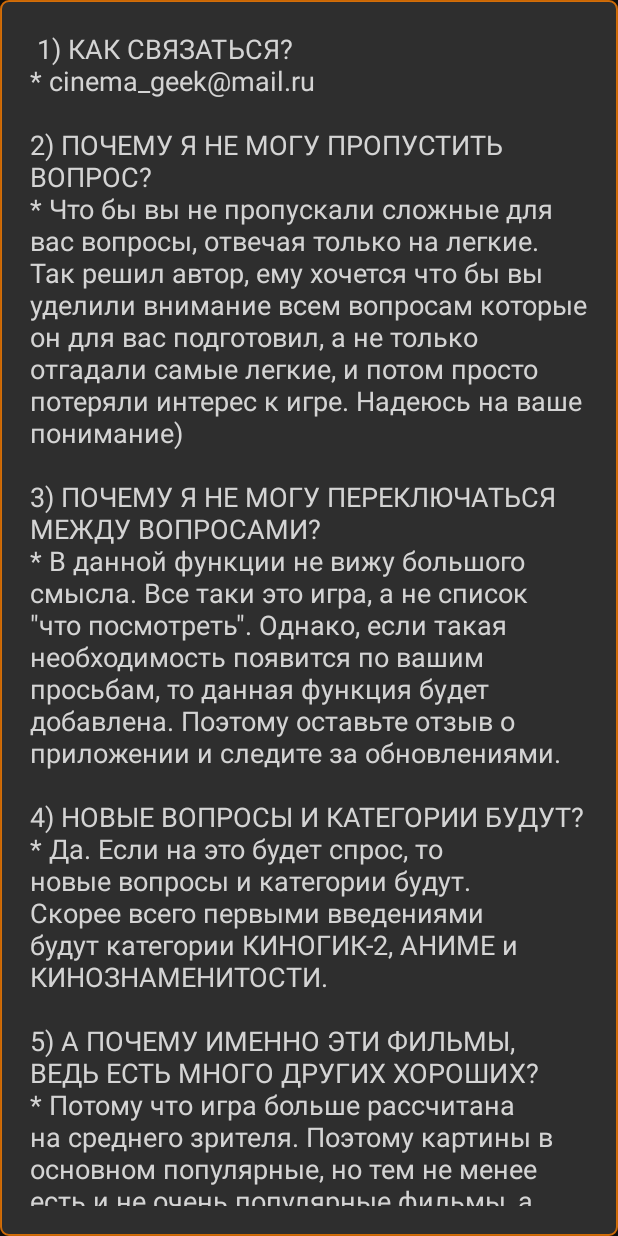
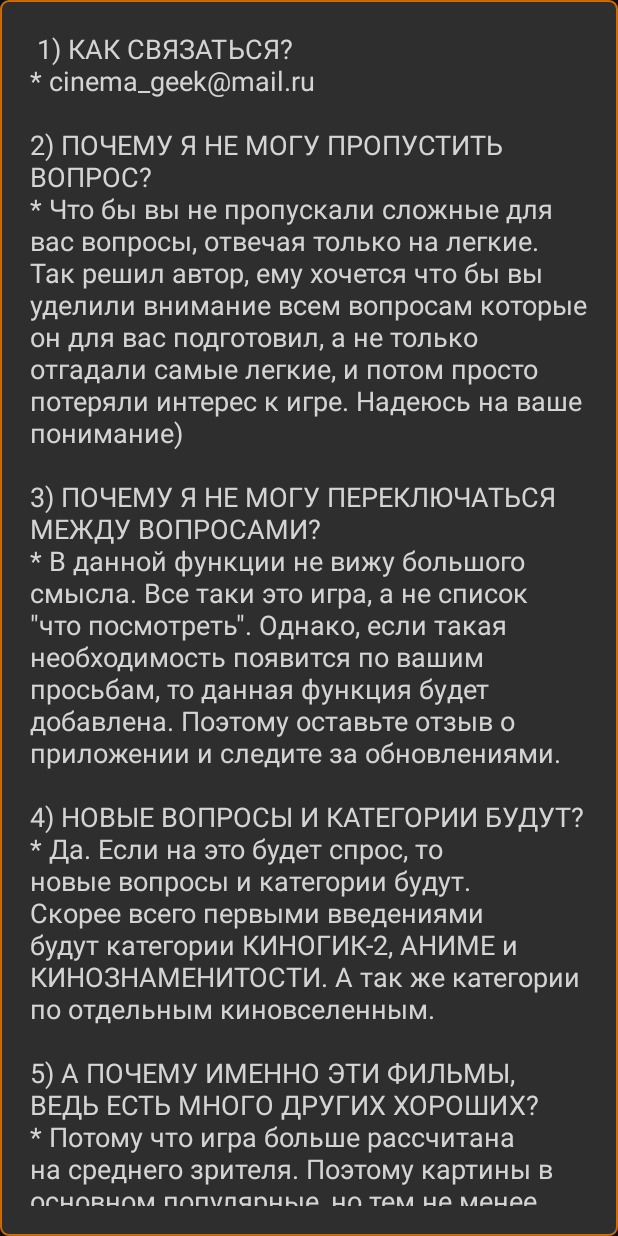
Before and after one commit to CorbieT/CinemaGeek, an Android app: the screen it shows after launch (MainActivity), after a tap on "FAQ", on a phone screen of 412 x 824 dp. Run offline under Robolectric (Android 15) with nearby library versions, the phone set to English and light mode, and no system bars; our stand-ins replace AdMob, ButterKnife; libraries missing offline, so code that uses them is left out: com.crashlytics.android, com.orhanobut.hawk, io.fabric.sdk; 3 statements that could not run were skipped.

Commit message:
Change faq text

```diff
--- a/app/src/main/res/xml/faq.xml
+++ b/app/src/main/res/xml/faq.xml
@@ -10,7 +10,7 @@
 * В данной функции не вижу большого смысла. Все таки это игра, а не список "что посмотреть". Однако, если такая необходимость появится по вашим просьбам, то данная функция будет добавлена. Поэтому оставьте отзыв о приложении и следите за обновлениями.
 
 4) НОВЫЕ ВОПРОСЫ И КАТЕГОРИИ БУДУТ?
-* Да. Если на это будет спрос, то новые вопросы и категории будут. Скорее всего первыми введениями будут категории КИНОГИК-2, АНИМЕ и КИНОЗНАМЕНИТОСТИ.
+* Да. Если на это будет спрос, то новые вопросы и категории будут. Скорее всего первыми введениями будут категории КИНОГИК-2, АНИМЕ и КИНОЗНАМЕНИТОСТИ. А так же категории по отдельным киновселенным.
 
 5) А ПОЧЕМУ ИМЕННО ЭТИ ФИЛЬМЫ, ВЕДЬ ЕСТЬ МНОГО ДРУГИХ ХОРОШИХ?
 * Потому что игра больше рассчитана на среднего зрителя. Поэтому картины в основном популярные, но тем не менее есть и не очень популярные фильмы, а некоторые даже совсем не популярные. И прошаренным зрителям тут можно интересно провести время, хотя признаю для них викторина может показаться достаточно легкой)
```
